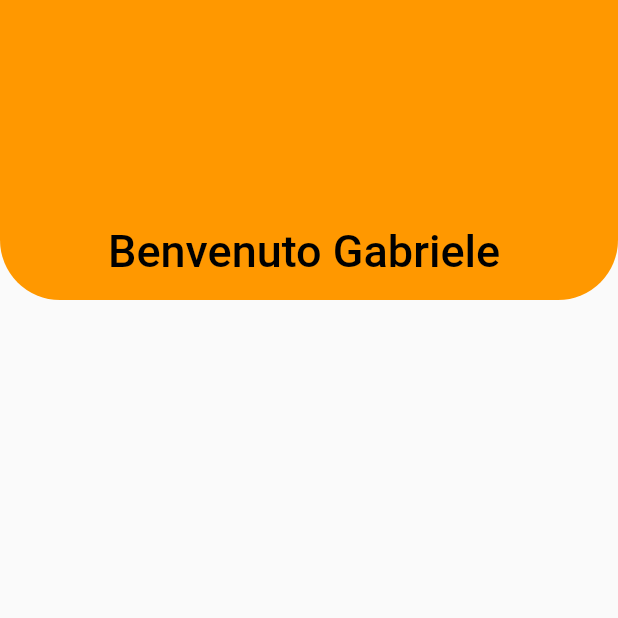
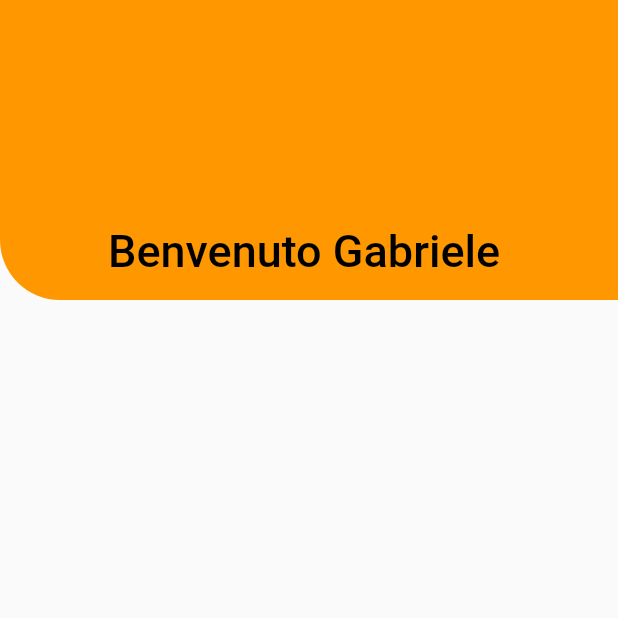
Before and after one commit to GorlaA/app_ristoranti, a Flutter app: the screen it shows after launch, on a phone screen of 412 x 824 dp, the top half of it. Run offline on Flutter 3.47's test engine with Material 2 defaults, Android fonts, the phone set to English and light mode, and no system bars; drawn by our look-alikes of curved_navigation_bar.

Commit message:
1 Checkpoint
PRESTARE ATTENZIONE A FIXME
- NAVBAR Completa ma senza link alle pagine
- TOPBAR (APPBAR) dinamica funzione ma senza corpo (Elemento NEWS)
-Creazione elemento NEWS e derivati NON implementati Possibilità di modifica

```diff
--- /dev/null
+++ b/lib/App/presentation/bloc/Elementi_Home.dart
@@ -0,0 +1,50 @@
+import 'package:curved_navigation_bar/curved_navigation_bar.dart';
+import 'package:flutter/material.dart';
+
+//Barra di navigazione dinamica
+class Bottom_Navigation_Bar extends StatelessWidget {
+
+  @override
+  Widget build(BuildContext context) {
+    return CurvedNavigationBar(
+      backgroundColor: Colors.white,
+      buttonBackgroundColor: Colors.white,
+      color: const Color.fromARGB(255, 250, 182, 80),
+      items: const <Widget> [
+        Icon(Icons.water_damage, size: 30,),
+        Icon(Icons.add_location, size: 30,),
+        Icon(Icons.zoom_in, size: 30,),
+        Icon(Icons.account_circle, size: 30,)
+      ],
+    );
+  }
+}
+
+//Topbar Dinamnica Schermata Home
+class Top_Bar extends StatelessWidget
+{
+  @override
+  Widget build(BuildContext context) {
+   return const CustomScrollView(
+     slivers: <Widget> [
+       SliverAppBar(
+         pinned: true,
+         floating: false,
+         snap: false,
+         expandedHeight: 200,
+         flexibleSpace: FlexibleSpaceBar(
+           title: Text("Benvenuto Gabriele", textAlign: TextAlign.right,),
+         ),
+         shape:
+         RoundedRectangleBorder(
+             borderRadius: BorderRadius.only(
+                 bottomLeft: Radius.circular(40)
+             )
+         ),
+       ),
+       //FIXME COME CAZZ FUONZIONA SLIVERLIST
+     ],
+   );
+  }
+
+}
--- a/lib/main.dart
+++ b/lib/main.dart
@@ -1,5 +1,7 @@
 import 'package:flutter/material.dart';
 import 'package:curved_navigation_bar/curved_navigation_bar.dart';
+
+import 'App/presentation/bloc/Elementi_Home.dart';
 
 //class news Crea oggetto news da mettere nel body
 //Attezione ai campi all'interno di News
@@ -24,9 +26,8 @@ class _elementState extends State<element>{
   Widget build(BuildContext context,) {
 return Scaffold();
   }
-
 }
-
+//Fine oggetti relativi agli elementi News
 //Main
 void main() {
   runApp(const MyApp());
@@ -44,8 +45,9 @@ class MyApp extends StatelessWidget {
         secondaryHeaderColor: const Color.fromARGB(2000, 250, 182, 80),
       ),
       home: const MyHomePage(
-        //FIXME attenzione a News
+        //FIXME attenzione a News non sicuro!
         title: 'News',
+        //richiesta di oggetti di tipo news
         newsList: [
           News(restName: 'Alice'),
           News(restName: 'Pizzeria da Giovanni'),
@@ -59,7 +61,7 @@ class MyApp extends StatelessWidget {
 class MyHomePage extends StatefulWidget {
   const MyHomePage({Key? key,required this.title , required this.newsList}) : super(key: key);
   final String title;
-  final List<News> newsList;
+  final List<News> newsList; //required nella crezione del blocco
 
   @override
   State<MyHomePage> createState() => _MyHomePageState();
@@ -70,55 +72,8 @@ class _MyHomePageState extends State<MyHomePage> {
   @override
   Widget build(BuildContext context) {
     return Scaffold(
-      /*appBar: PreferredSize(
-        preferredSize: const Size.fromHeight(300),
-        child: AppBar(
-          title:
-          const Align(
-            alignment: Alignment.bottomRight,
-          child: Text('Benvenuto Gabriele',
-            style:
-                TextStyle(fontWeight: FontWeight.bold, fontFamily: 'JB Mono', fontSize: 25)
-            ),
-          ),
-          shape: const RoundedRectangleBorder(
-            borderRadius: BorderRadius.vertical(
-              bottom: Radius.circular(40)
-            ),
-          ),
-        ),
-      ),*/
-      bottomNavigationBar: CurvedNavigationBar(
-        backgroundColor: Colors.white,
-        buttonBackgroundColor: Colors.white,
-        color: const Color.fromARGB(255, 250, 182, 80),
-        items: const <Widget> [
-          Icon(Icons.water_damage, size: 30,),
-          Icon(Icons.add_location, size: 30,),
-          Icon(Icons.zoom_in, size: 30,),
-          Icon(Icons.account_circle, size: 30,)
-        ],
-      ),
-      body: const CustomScrollView(
-        slivers: <Widget> [
-          SliverAppBar(
-           pinned: true,
-            floating: false,
-            snap: false,
-            expandedHeight: 200,
-            flexibleSpace: FlexibleSpaceBar(
-              title: Text("Benvenuto Gabriele", textAlign: TextAlign.right,),
-            ),
-            shape:
-            RoundedRectangleBorder(
-              borderRadius: BorderRadius.vertical(
-                bottom: Radius.circular(40)
-              )
-            ),
-          ),
-          //FIXME COME CAZZ FUONZIONA SLIVERLIST
-        ],
-      ),
+      bottomNavigationBar: Bottom_Navigation_Bar(),
+      body: Top_Bar(),
     );
   }
 }
```
Also changed, not shown: 1 other file.
